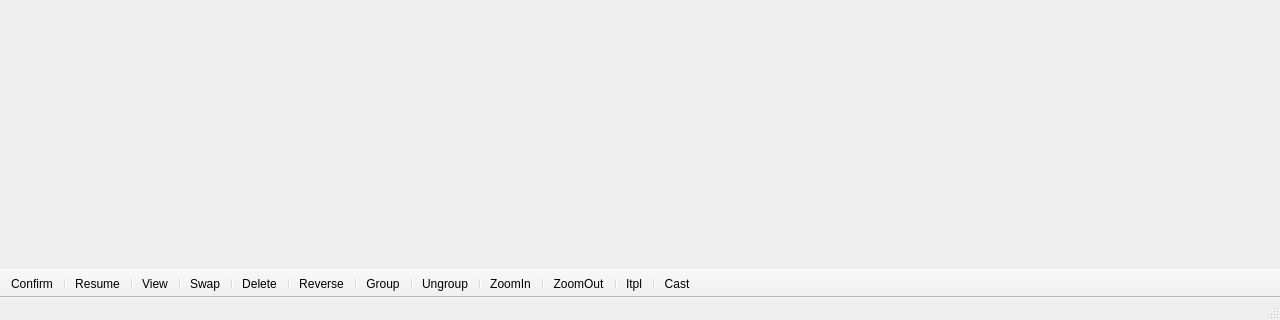
Above: mainwindow.ui from sisi16/stop-motion before the change; both pictures show x 0 to 1280 and y 400 to 720 of the 1280 by 720 pixel window. Below: the same form after it.
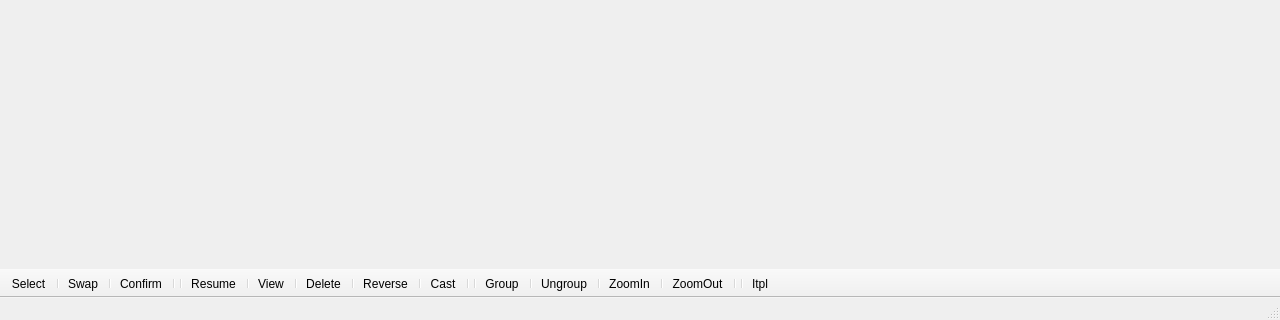
That is the form after the change. Icons and pictures are not drawn.

```diff
--- a/mainwindow.ui
+++ b/mainwindow.ui
@@ -335,18 +335,24 @@
    <attribute name="toolBarBreak">
     <bool>false</bool>
    </attribute>
+   <addaction name="actionSelect"/>
+   <addaction name="separator"/>
+   <addaction name="actionSwap"/>
+   <addaction name="separator"/>
    <addaction name="actionConfirm"/>
    <addaction name="separator"/>
+   <addaction name="separator"/>
    <addaction name="actionResume"/>
    <addaction name="separator"/>
    <addaction name="actionView"/>
    <addaction name="separator"/>
-   <addaction name="actionSwap"/>
-   <addaction name="separator"/>
    <addaction name="actionDelete"/>
    <addaction name="separator"/>
    <addaction name="actionReverse"/>
    <addaction name="separator"/>
+   <addaction name="actionCast"/>
+   <addaction name="separator"/>
+   <addaction name="separator"/>
    <addaction name="actionGroup"/>
    <addaction name="separator"/>
    <addaction name="actionUngroup"/>
@@ -355,9 +361,8 @@
    <addaction name="separator"/>
    <addaction name="actionZoomOut"/>
    <addaction name="separator"/>
+   <addaction name="separator"/>
    <addaction name="actionItpl"/>
-   <addaction name="separator"/>
-   <addaction name="actionCast"/>
   </widget>
   <widget class="QStatusBar" name="statusBar"/>
   <action name="actionLoad">
@@ -547,6 +552,18 @@
     <string>Cast</string>
    </property>
   </action>
+  <action name="actionSelect">
+   <property name="icon">
+    <iconset resource="myres.qrc">
+     <normaloff>:/Images/icons/select.png</normaloff>:/Images/icons/select.png</iconset>
+   </property>
+   <property name="text">
+    <string>Select</string>
+   </property>
+   <property name="toolTip">
+    <string>Select</string>
+   </property>
+  </action>
  </widget>
  <layoutdefault spacing="6" margin="11"/>
  <resources>
```
